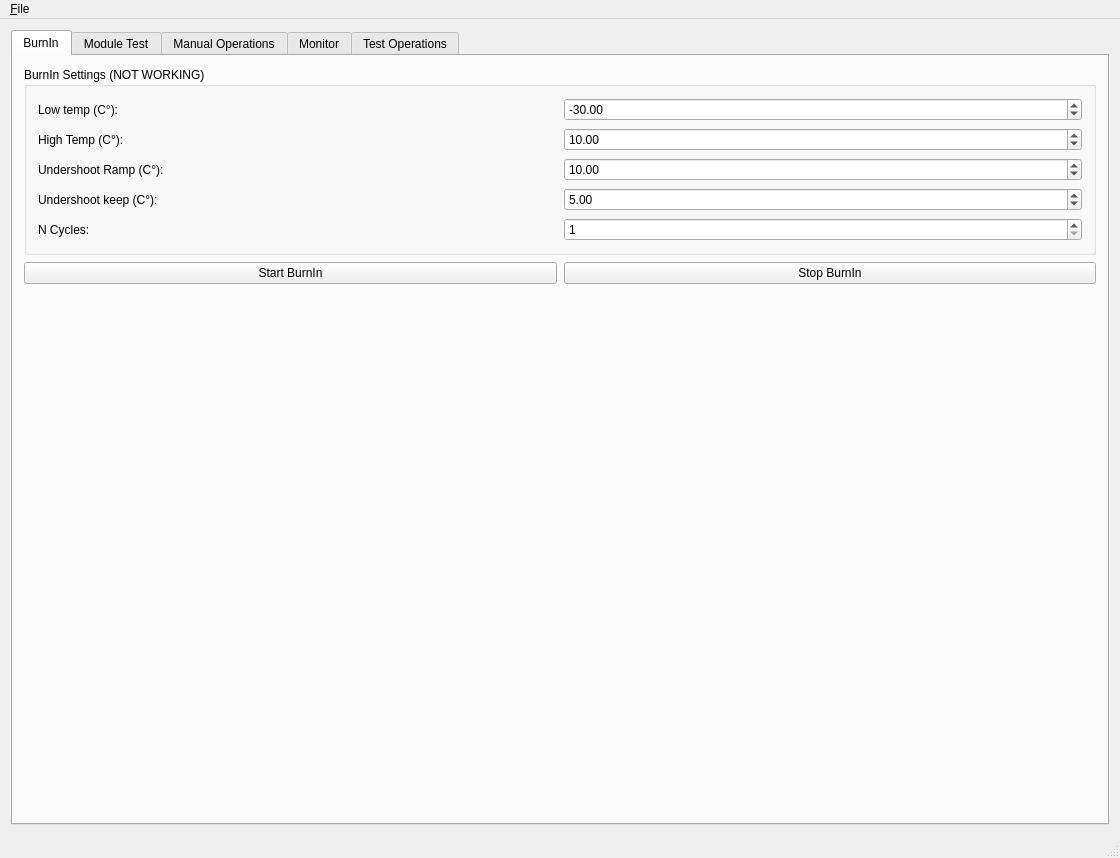
Before: the Qt Designer form GUI.ui in pisaoutertracker/BurnIn_Controller, drawn with Qt 5.
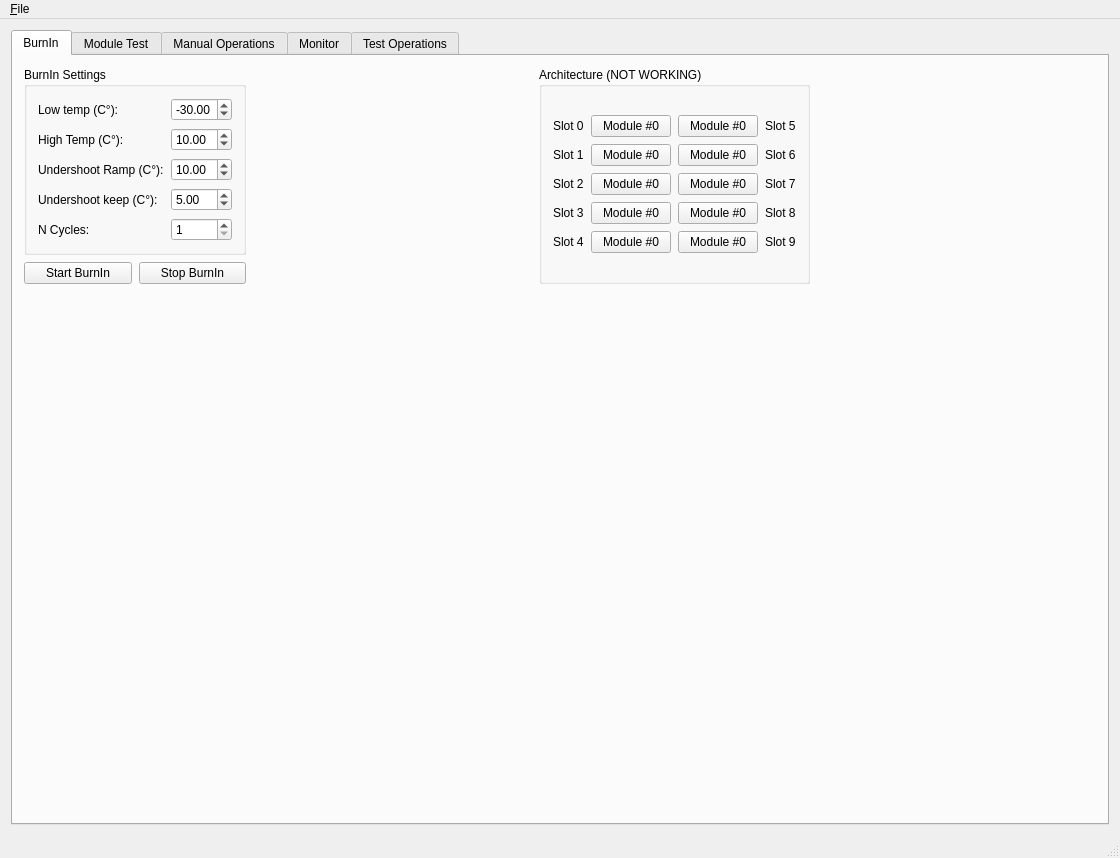
After: the same form once the commit is applied. Icons and pictures are not drawn. Custom widgets are drawn as their Qt base class.

Commit message: moving hardcoding to import file. Adding template for modules barcode

The edit to the form file:
```diff
--- a/GUI.ui
+++ b/GUI.ui
@@ -52,7 +52,7 @@
             <item>
              <widget class="QGroupBox" name="BI_settings_gb">
               <property name="title">
-               <string>BurnIn Settings (NOT WORKING)</string>
+               <string>BurnIn Settings</string>
               </property>
               <layout class="QGridLayout" name="gridLayout_11">
                <item row="1" column="0">
@@ -170,10 +170,187 @@
            </layout>
           </item>
           <item>
-           <layout class="QVBoxLayout" name="verticalLayout_17"/>
+           <spacer name="horizontalSpacer_12">
+            <property name="orientation">
+             <enum>Qt::Horizontal</enum>
+            </property>
+            <property name="sizeHint" stdset="0">
+             <size>
+              <width>40</width>
+              <height>20</height>
+             </size>
+            </property>
+           </spacer>
           </item>
           <item>
-           <layout class="QVBoxLayout" name="verticalLayout_18"/>
+           <layout class="QVBoxLayout" name="verticalLayout_17">
+            <item>
+             <widget class="QGroupBox" name="groupBox_14">
+              <property name="title">
+               <string>Architecture (NOT WORKING)</string>
+              </property>
+              <layout class="QVBoxLayout" name="verticalLayout_18">
+               <item>
+                <layout class="QGridLayout" name="gridLayout_12">
+                 <item row="2" column="1">
+                  <widget class="QLabel" name="label_73">
+                   <property name="text">
+                    <string>Slot 1</string>
+                   </property>
+                  </widget>
+                 </item>
+                 <item row="1" column="2">
+                  <widget class="QPushButton" name="pushButton">
+                   <property name="text">
+                    <string>Module #0</string>
+                   </property>
+                  </widget>
+                 </item>
+                 <item row="1" column="3">
+                  <widget class="QPushButton" name="pushButton_2">
+                   <property name="text">
+                    <string>Module #0</string>
+                   </property>
+                  </widget>
+                 </item>
+                 <item row="2" column="2">
+                  <widget class="QPushButton" name="pushButton_3">
+                   <property name="text">
+                    <string>Module #0</string>
+                   </property>
+                  </widget>
+                 </item>
+                 <item row="7" column="2">
+                  <widget class="QPushButton" name="pushButton_6">
+                   <property name="text">
+                    <string>Module #0</string>
+                   </property>
+                  </widget>
+                 </item>
+                 <item row="2" column="3">
+                  <widget class="QPushButton" name="pushButton_7">
+                   <property name="text">
+                    <string>Module #0</string>
+                   </property>
+                  </widget>
+                 </item>
+                 <item row="5" column="2">
+                  <widget class="QPushButton" name="pushButton_5">
+                   <property name="text">
+                    <string>Module #0</string>
+                   </property>
+                  </widget>
+                 </item>
+                 <item row="3" column="2">
+                  <widget class="QPushButton" name="pushButton_4">
+                   <property name="text">
+                    <string>Module #0</string>
+                   </property>
+                  </widget>
+                 </item>
+                 <item row="5" column="3">
+                  <widget class="QPushButton" name="pushButton_9">
+                   <property name="text">
+                    <string>Module #0</string>
+                   </property>
+                  </widget>
+                 </item>
+                 <item row="3" column="3">
+                  <widget class="QPushButton" name="pushButton_8">
+                   <property name="text">
+                    <string>Module #0</string>
+                   </property>
+                  </widget>
+                 </item>
+                 <item row="7" column="3">
+                  <widget class="QPushButton" name="pushButton_10">
+                   <property name="text">
+                    <string>Module #0</string>
+                   </property>
+                  </widget>
+                 </item>
+                 <item row="1" column="1">
+                  <widget class="QLabel" name="label_71">
+                   <property name="text">
+                    <string>Slot 0</string>
+                   </property>
+                  </widget>
+                 </item>
+                 <item row="3" column="1">
+                  <widget class="QLabel" name="label_74">
+                   <property name="text">
+                    <string>Slot 2</string>
+                   </property>
+                  </widget>
+                 </item>
+                 <item row="5" column="1">
+                  <widget class="QLabel" name="label_75">
+                   <property name="text">
+                    <string>Slot 3</string>
+                   </property>
+                  </widget>
+                 </item>
+                 <item row="7" column="1">
+                  <widget class="QLabel" name="label_76">
+                   <property name="text">
+                    <string>Slot 4</string>
+                   </property>
+                  </widget>
+                 </item>
+                 <item row="1" column="4">
+                  <widget class="QLabel" name="label_77">
+                   <property name="text">
+                    <string>Slot 5</string>
+                   </property>
+                  </widget>
+                 </item>
+                 <item row="3" column="4">
+                  <widget class="QLabel" name="label_79">
+                   <property name="text">
+                    <string>Slot 7</string>
+                   </property>
+                  </widget>
+                 </item>
+                 <item row="7" column="4">
+                  <widget class="QLabel" name="label_72">
+                   <property name="text">
+                    <string>Slot 9</string>
+                   </property>
+                  </widget>
+                 </item>
+                 <item row="2" column="4">
+                  <widget class="QLabel" name="label_78">
+                   <property name="text">
+                    <string>Slot 6</string>
+                   </property>
+                  </widget>
+                 </item>
+                 <item row="5" column="4">
+                  <widget class="QLabel" name="label_80">
+                   <property name="text">
+                    <string>Slot 8</string>
+                   </property>
+                  </widget>
+                 </item>
+                </layout>
+               </item>
+              </layout>
+             </widget>
+            </item>
+           </layout>
+          </item>
+          <item>
+           <spacer name="horizontalSpacer_14">
+            <property name="orientation">
+             <enum>Qt::Horizontal</enum>
+            </property>
+            <property name="sizeHint" stdset="0">
+             <size>
+              <width>40</width>
+              <height>20</height>
+             </size>
+            </property>
+           </spacer>
           </item>
          </layout>
         </item>
```
The commit also changes 3 other files.
